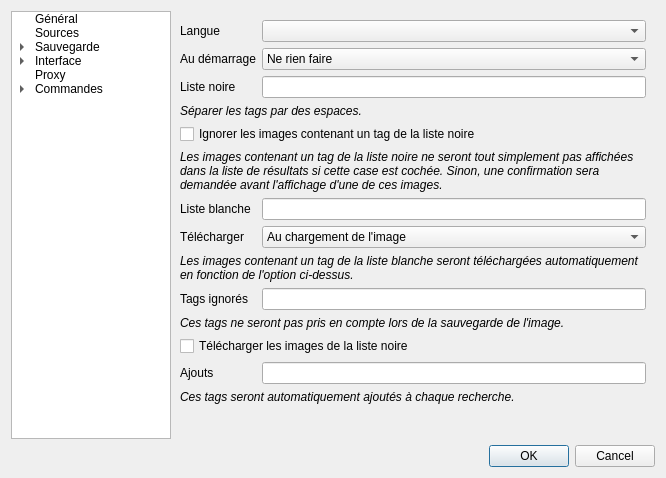
Old version of the form ui/optionswindow.ui in the repository XanderMld/imgbrd-grabber.
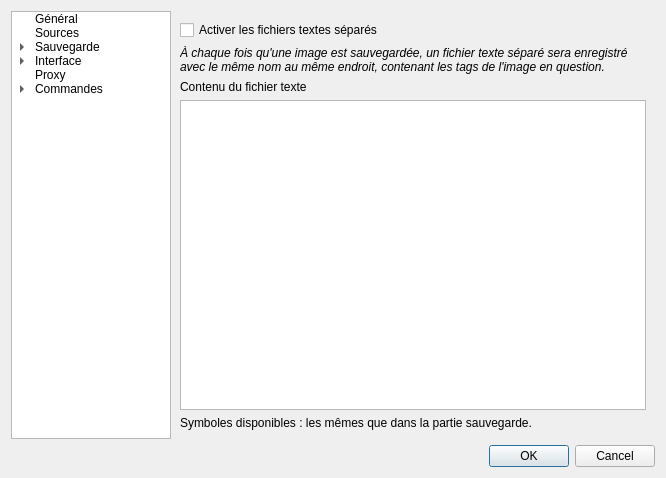
New version of the form. Icons and pictures are not drawn.

```diff
--- a/ui/optionswindow.ui
+++ b/ui/optionswindow.ui
@@ -17,8 +17,8 @@
    <iconset resource="../resources.qrc">
     <normaloff>:/images/icon.ico</normaloff>:/images/icon.ico</iconset>
   </property>
-  <layout class="QVBoxLayout" name="verticalLayout">
-   <item>
+  <layout class="QGridLayout" name="gridLayout">
+   <item row="0" column="0">
     <layout class="QHBoxLayout" name="horizontalLayout" stretch="0,0">
      <property name="spacing">
       <number>0</number>
@@ -151,7 +151,7 @@
         </sizepolicy>
        </property>
        <property name="currentIndex">
-        <number>0</number>
+        <number>5</number>
        </property>
        <widget class="QWidget" name="page1">
         <layout class="QFormLayout" name="formLayout_14">
@@ -804,6 +804,47 @@
          </item>
         </layout>
        </widget>
+       <widget class="QWidget" name="pageSaveTextfile">
+        <layout class="QFormLayout" name="formLayout_12">
+         <item row="1" column="0" colspan="2">
+          <widget class="QLabel" name="label_81">
+           <property name="text">
+            <string>&lt;i&gt;À chaque fois qu'une image est sauvegardée, un fichier texte séparé sera enregistré avec le même nom au même endroit, contenant les tags de l'image en question.&lt;/i&gt;</string>
+           </property>
+           <property name="wordWrap">
+            <bool>true</bool>
+           </property>
+          </widget>
+         </item>
+         <item row="0" column="0" colspan="2">
+          <widget class="QCheckBox" name="checkTextfileActivate">
+           <property name="text">
+            <string>Activer les fichiers textes séparés</string>
+           </property>
+          </widget>
+         </item>
+         <item row="2" column="0" colspan="2">
+          <widget class="QLabel" name="label_35">
+           <property name="text">
+            <string>Contenu du fichier texte</string>
+           </property>
+          </widget>
+         </item>
+         <item row="3" column="0" colspan="2">
+          <widget class="QPlainTextEdit" name="textEditTextfileContent"/>
+         </item>
+         <item row="4" column="0" colspan="2">
+          <widget class="QLabel" name="label_80">
+           <property name="text">
+            <string>Symboles disponibles : les mêmes que dans la partie sauvegarde.</string>
+           </property>
+           <property name="wordWrap">
+            <bool>true</bool>
+           </property>
+          </widget>
+         </item>
+        </layout>
+       </widget>
        <widget class="QWidget" name="pageSaveConditionals">
         <layout class="QFormLayout" name="layoutFilenames">
          <item row="0" column="0" colspan="2">
```
Left out of the diff: 56 changed lines with no effect on the pictures.
